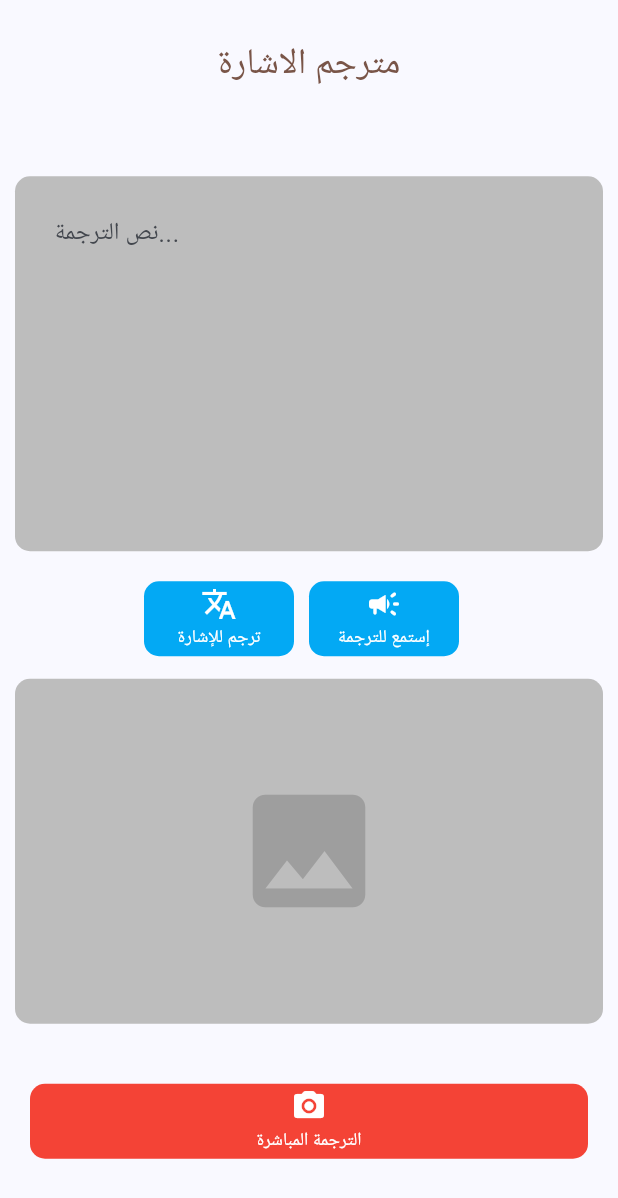
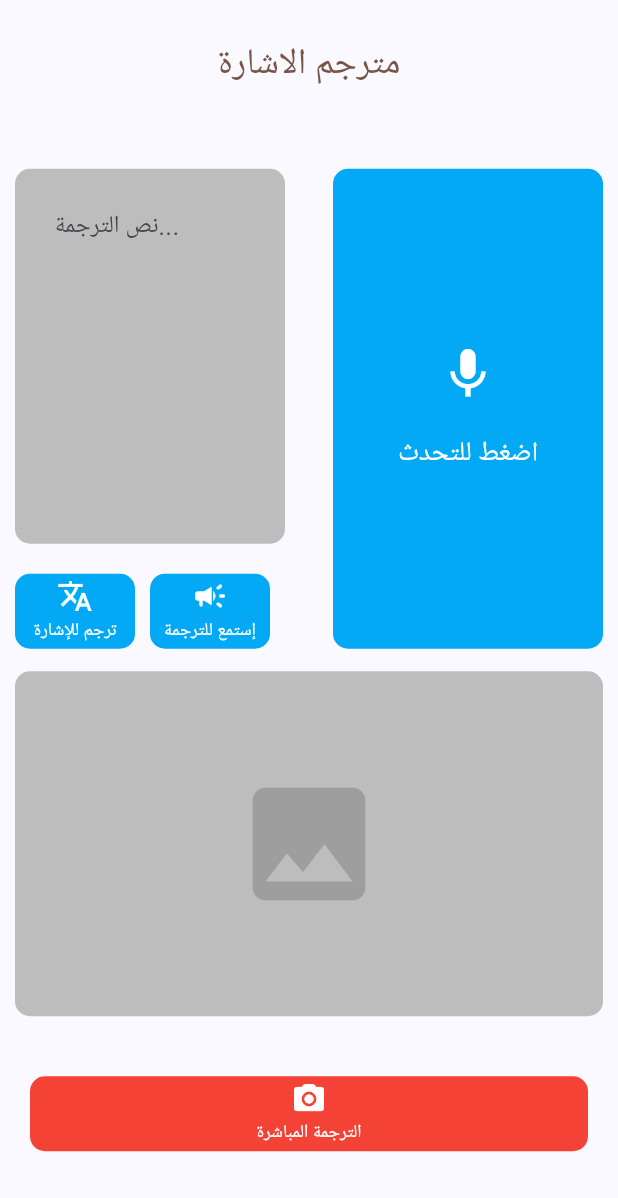
Before and after one commit to howimcoding/signapp-GP-003, a Flutter app: the screen it shows after launch, on a phone screen of 412 x 824 dp. Shown: the top 1198 px of the screen. Run offline on Flutter 3.47's test engine with Material 3 defaults, Android fonts, the light colour scheme and no system bars; our stand-ins replace camera, cloud_firestore, firebase_core, flutter_tts, speech_to_text; missing offline and left inert: tflite; accounts and stored records are empty.

Commit message:
28 - 2 - 2024 update

```diff
--- a/lib/translator.dart
+++ b/lib/translator.dart
@@ -3,6 +3,8 @@ import 'package:cloud_firestore/cloud_firestore.dart';
 import 'package:flutter/material.dart';
 import 'package:flutter_tts/flutter_tts.dart';
 import 'package:signapp/camera.dart';
+import 'package:speech_to_text/speech_recognition_result.dart';
+import 'package:speech_to_text/speech_to_text.dart';
 
 class Translator extends StatefulWidget {
   const Translator({super.key});
@@ -16,12 +18,20 @@ class _TranslatorState extends State<Translator> {
   String? imgurl = "";
   final TextEditingController TranslateTextBox = TextEditingController();
   late FlutterTts flutterTts;
+  SpeechToText _speechToText = SpeechToText();
+  bool _speechEnabled = false;
+  bool _speechStatus = false;
 
   //FUN
   initTts() {
     flutterTts = FlutterTts(); // create new object
     flutterTts.setLanguage("ar"); //set language to arabic
     _setAwaitOptions();
+  }
+
+  void _initSpeech() async {
+    _speechEnabled = await _speechToText.initialize();
+    setState(() {});
   }
 
   Future _setAwaitOptions() async {
@@ -40,12 +50,51 @@ class _TranslatorState extends State<Translator> {
     }
   }
 
+  //Voice Recogintion
+  void _startListening() async {
+    await _speechToText.listen(onResult: _onSpeechResult);
+    setState(() {});
+  }
+
+  void _stopListening() async {
+    await _speechToText.stop();
+    setState(() {});
+  }
+
+  void _onSpeechResult(SpeechRecognitionResult result) {
+    setState(() {
+      final docRef = FirebaseFirestore.instance
+          .collection("arabic_to_sign")
+          .doc("nBnlKQ7Hn8NRKRjq6k57");
+      docRef.get().then(
+        (res) {
+          print("WORD CATCH >>>> " + result.recognizedWords);
+          if (result.recognizedWords.isEmpty) {
+            print("Error image");
+          } else {
+            if (res.data()!.containsValue(result.recognizedWords.toString())) {
+              print("sorry the value not contain the list in firebase !");
+            } else {
+              setState(() {
+                imgurl = "";
+                imgurl = res[result.recognizedWords];
+                print(imgurl);
+              });
+            }
+          }
+        },
+        onError: (e) => print("Error completing: $e"),
+      );
+    });
+  }
+
   //INIT
   @override
   initState() {
     // TODO: implement initState
     super.initState();
     initTts(); // init listen button
+    _initSpeech();
   }
 
   @override
@@ -75,10 +124,15 @@ class _TranslatorState extends State<Translator> {
       body: Column(
         mainAxisAlignment: MainAxisAlignment.center,
         children: [
-          // ***** TEXT SECTION ***** //
+          Row(
+            mainAxisAlignment: MainAxisAlignment.spaceBetween,
+            children: [
+              Column(
+                mainAxisAlignment: MainAxisAlignment.center,
+                children: [
                   Container(
                     height: 250,
-            margin: const EdgeInsets.only(top: 10, left: 10, right: 10),
+                    width: 180,
                     alignment: Alignment.topLeft,
                     decoration: BoxDecoration(
                       color: Colors.grey.shade400,
@@ -120,7 +174,8 @@ class _TranslatorState extends State<Translator> {
                                   .doc("nBnlKQ7Hn8NRKRjq6k57");
                               docRef.get().then(
                                 (res) {
-                          if (res[TranslateTextBox.text].toString() == "") {
+                                  if (res[TranslateTextBox.text].toString() ==
+                                      "") {
                                     print("Error image");
                                   } else {
                                     setState(() {
@@ -135,7 +190,7 @@ class _TranslatorState extends State<Translator> {
                             }
                           },
                           child: Container(
-                    width: 100,
+                            width: 80,
                             height: 50,
                             decoration: BoxDecoration(
                               color: Colors.lightBlue,
@@ -171,7 +226,7 @@ class _TranslatorState extends State<Translator> {
                             });
                           },
                           child: Container(
-                    width: 100,
+                            width: 80,
                             height: 50,
                             margin: const EdgeInsets.only(left: 10, right: 10),
                             decoration: BoxDecoration(
@@ -203,6 +258,65 @@ class _TranslatorState extends State<Translator> {
                       ],
                     ),
                   ),
+                ],
+              ),
+              InkWell(
+                onTap: () {
+                  if (_speechStatus == true) {
+                    _stopListening();
+                    setState(() {
+                      _speechStatus = false;
+                    });
+                  } else {
+                    _startListening();
+                    setState(() {
+                      _speechStatus = true;
+                    });
+                  }
+                },
+                child: Container(
+                  height: 320,
+                  width: 180,
+                  alignment: Alignment.center,
+                  margin: const EdgeInsets.only(right: 10, bottom: 0),
+                  decoration: BoxDecoration(
+                    color:
+                        _speechStatus == true ? Colors.green : Colors.lightBlue,
+                    borderRadius: BorderRadius.circular(10),
+                  ),
+                  child: Column(
+                    mainAxisAlignment: MainAxisAlignment.center,
+                    children: [
+                      Icon(
+                        Icons.mic,
+                        color: Colors.white,
+                        size: 40,
+                      ),
+                      SizedBox(
+                        height: 20,
+                      ),
+                      _speechStatus == true
+                          ? Text(
+                              "تحدث الأن ...",
+                              style: TextStyle(
+                                color: Colors.white,
+                                fontSize: 18,
+                              ),
+                            )
+                          : Text(
+                              "اضغط للتحدث",
+                              style: TextStyle(
+                                color: Colors.white,
+                                fontSize: 18,
+                              ),
+                            ),
+                    ],
+                  ),
+                ),
+              ),
+            ],
+          ),
+
           // ***** IMAGE SECTION ***** //
           Container(
             height: 230,
--- a/pubspec.yaml
+++ b/pubspec.yaml
@@ -40,6 +40,8 @@ dependencies:
   flutter_tts: ^3.8.5
   camera:
   tflite:
+  speech_to_text: ^6.6.0
+  avatar_glow:
 
 dev_dependencies:
   flutter_test:
```
Also changed, not shown: pubspec.lock, 5 other files. Lines whose indentation alone changed are shown as unchanged.
